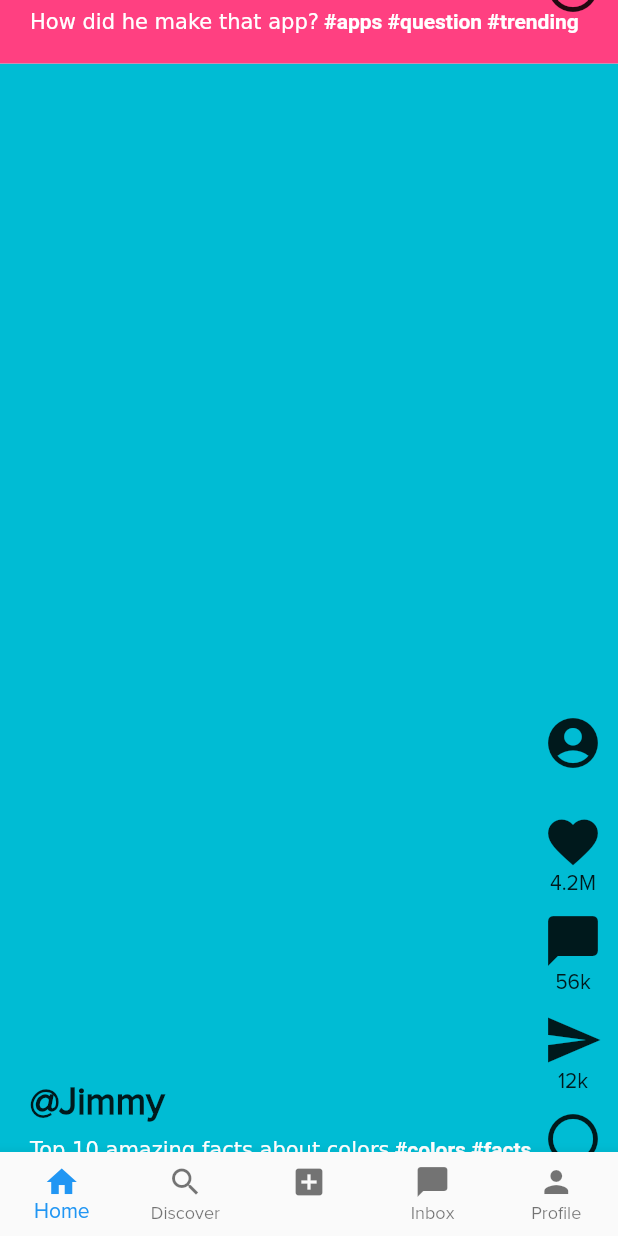
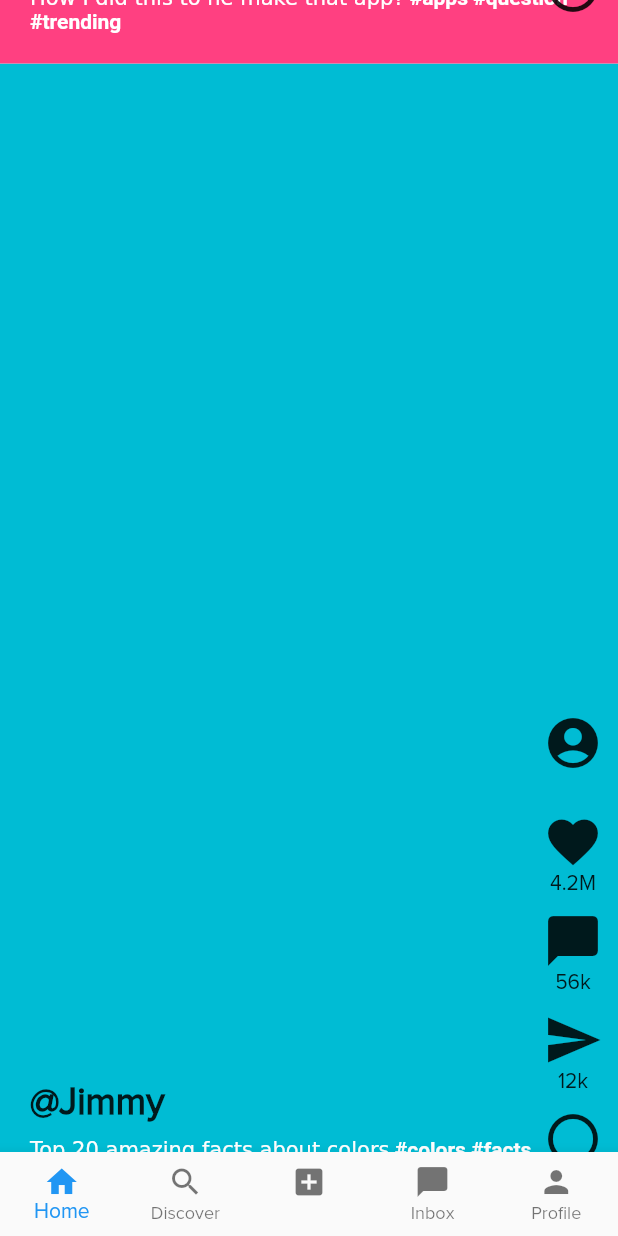
Before and after one commit to Manohar29m29/TiktokCopy, a Flutter app: the screen it shows after launch, scrolled down 1152 dp, on a phone screen of 412 x 824 dp. Run offline on Flutter 3.47's test engine with Material 2 defaults, Android fonts, the phone set to English and light mode, and no system bars.

```diff
--- a/lib/posts/mypost_1.dart
+++ b/lib/posts/mypost_1.dart
@@ -7,7 +7,7 @@ class MyPost1 extends StatelessWidget {
   Widget build(BuildContext context) {
     return PostTemplate(
       username: 'Mano',
-      videoCaption: 'My tiktok clone in flutter',
+      videoCaption: 'My tiktok clone in flutter 01',
       videoHastags: '#flutter #app #trending',
       numberOfLikes: '1.6M',
       numberOfComments: '24k',
--- a/lib/posts/mypost_2.dart
+++ b/lib/posts/mypost_2.dart
@@ -7,7 +7,7 @@ class MyPost2 extends StatelessWidget {
   Widget build(BuildContext context) {
     return PostTemplate(
       username: 'Tommy',
-      videoCaption: 'How did he make that app?',
+      videoCaption: 'How I did this to he make that app?',
       videoHastags: '#apps #question #trending',
       numberOfLikes: '229k',
       numberOfComments: '2093',
--- a/lib/posts/mypost_3.dart
+++ b/lib/posts/mypost_3.dart
@@ -7,7 +7,7 @@ class MyPost3 extends StatelessWidget {
   Widget build(BuildContext context) {
     return PostTemplate(
       username: 'Jimmy',
-      videoCaption: 'Top 10 amazing facts about colors',
+      videoCaption: 'Top 20 amazing facts about colors',
       videoHastags: '#colors #facts #top10 #popular',
       numberOfLikes: '4.2M',
       numberOfComments: '56k',
```
